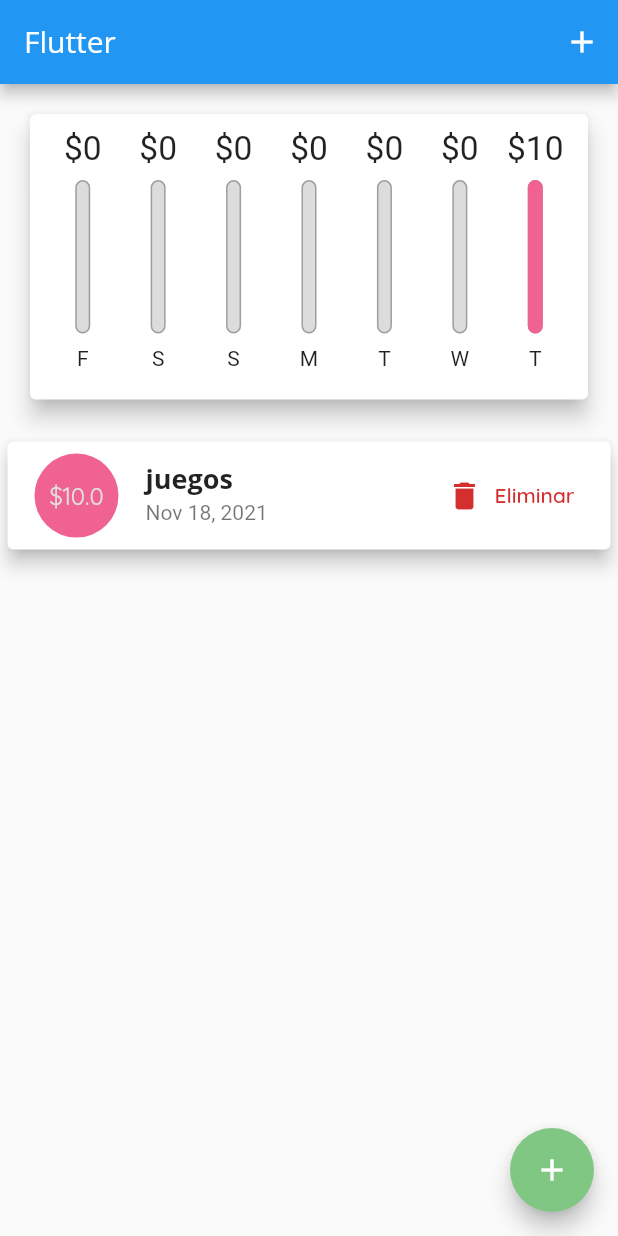
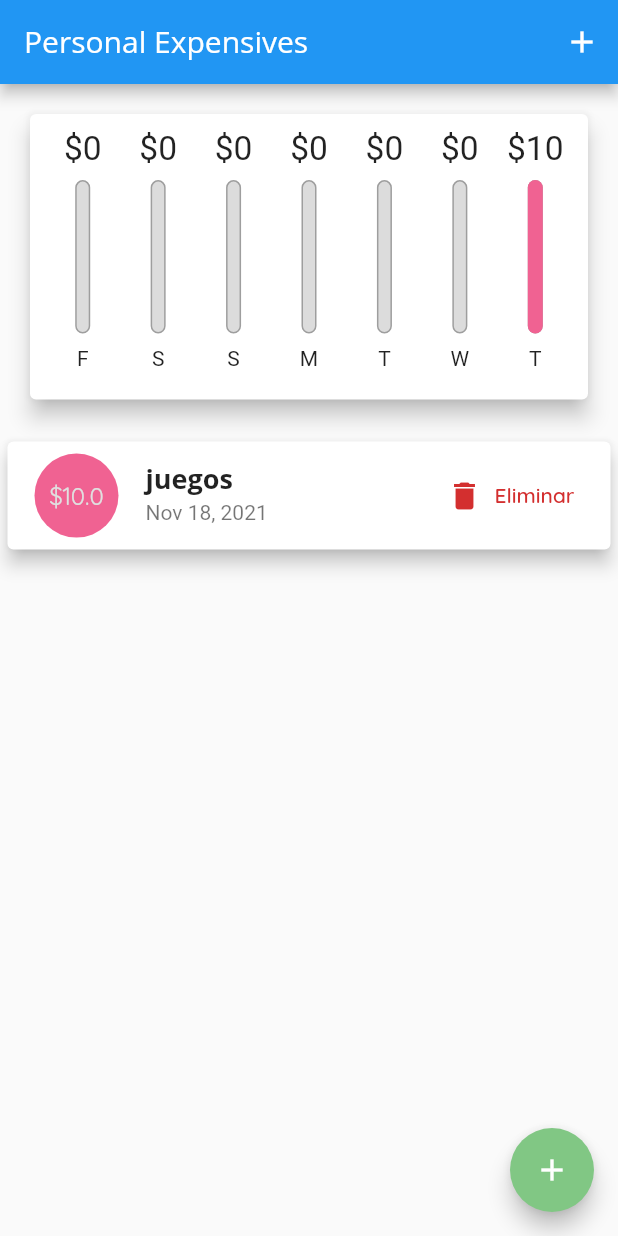
Before and after one commit to JulianSar18/personalExpenseApp, a Flutter app: the screen it shows after launch, on a phone screen of 412 x 824 dp. Run offline on Flutter 3.47's test engine with Material 2 defaults, Android fonts, the phone set to English and light mode, and no system bars.

Commit message:
create a builder method

```diff
--- a/lib/main.dart
+++ b/lib/main.dart
@@ -90,20 +90,24 @@ class _PaginaPState extends State<PaginaP> {
     });
   }
 
+  PreferredSizeWidget _buildAppBar() {
+    return AppBar(
+      title: Text("Personal Expensives"),
+      actions: [
+        IconButton(
+            onPressed: () => _startAddNewTransaction(context),
+            icon: Icon(Icons.add))
+      ],
+    );
+  }
+
   @override
   Widget build(BuildContext context) {
     final mediaQuery = MediaQuery.of(context);
     FunctionDart statusBar = FunctionDart();
     statusBar.portraitModeOnly();
     statusBar.transparentStatusBar();
-    final appBar = AppBar(
-      title: Text("Flutter"),
-      actions: [
-        IconButton(
-            onPressed: () => _startAddNewTransaction(context),
-            icon: Icon(Icons.add))
-      ],
-    );
+    final appBar = _buildAppBar();
     return Scaffold(
       appBar: appBar,
       body: SafeArea(
```
